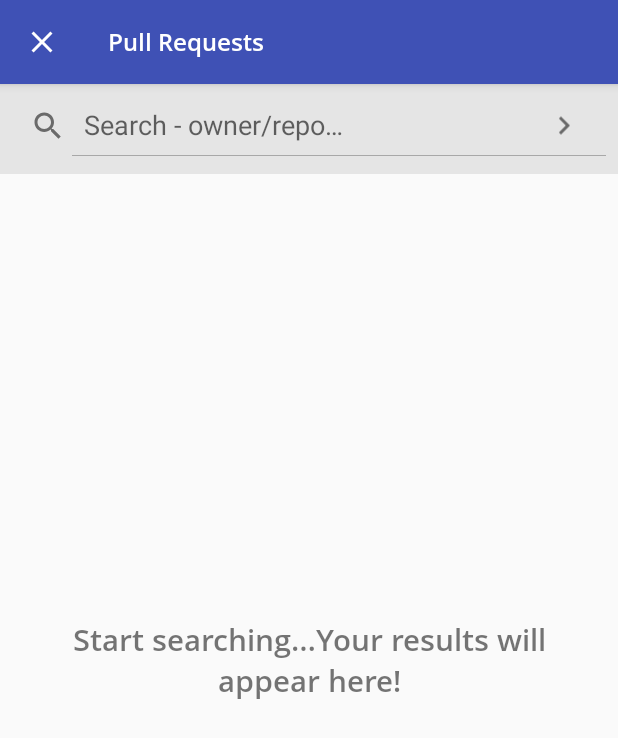
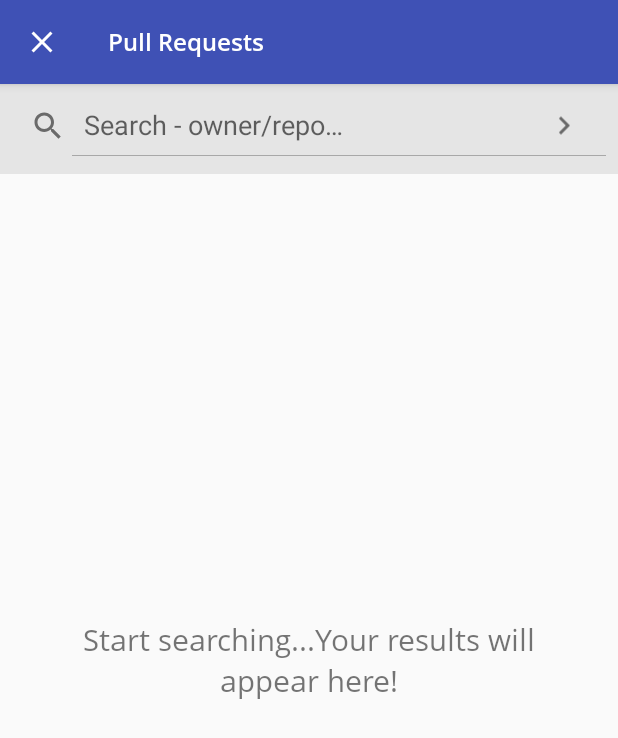
Before and after one commit to gauravk95/github-pull-request-viewer, an Android app: the screen it shows after launch (MainActivity), on a phone screen of 412 x 824 dp. Shown: the top 738 px of the screen. Run offline under Robolectric (Android 15) with nearby library versions, the phone set to English and light mode, and no system bars; our stand-ins replace Dagger/Hilt's generated code, Room's generated code, RxJava, data binding; pictures from the network do not load; 6 statements that could not run were skipped.

Commit message:
Minor UI changes

```diff
--- a/app/src/main/res/layout/fragment_pr_list.xml
+++ b/app/src/main/res/layout/fragment_pr_list.xml
@@ -63,7 +63,7 @@
 
         <com.github.pullrequest.ui.custom.CustomTextView
             android:id="@+id/search_status_msg"
-            style="@style/text_font_opensans_semi_bold"
+            style="@style/text_font_opensans_regular"
             android:layout_width="match_parent"
             android:layout_height="wrap_content"
             android:layout_marginStart="24dp"
```
